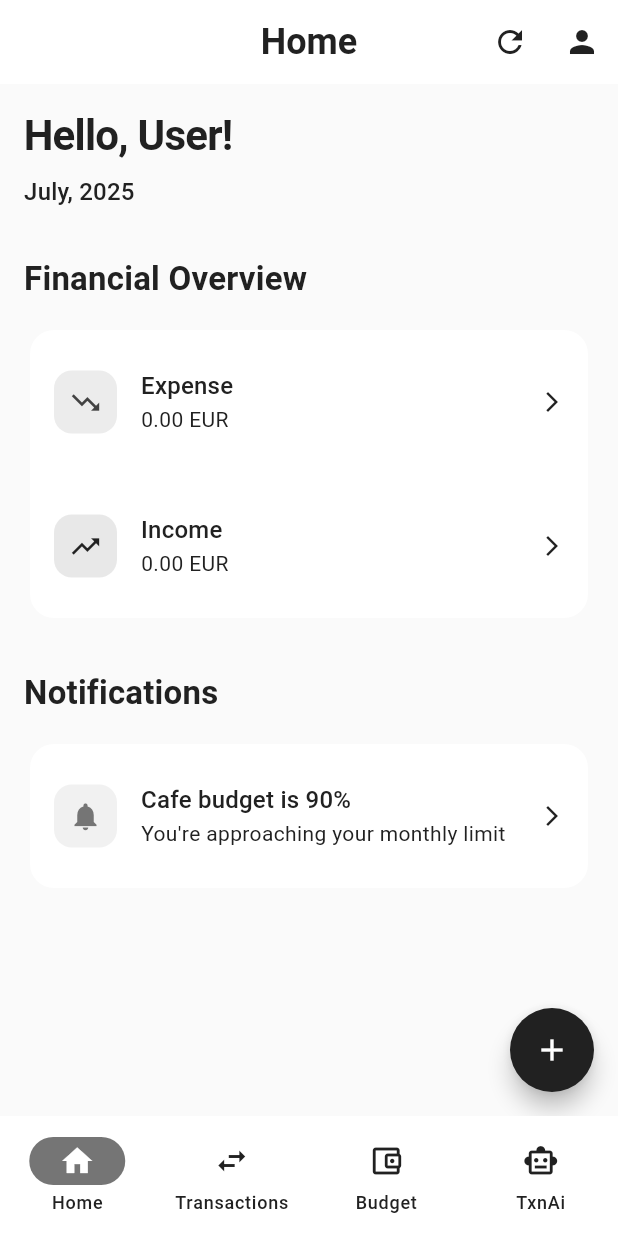
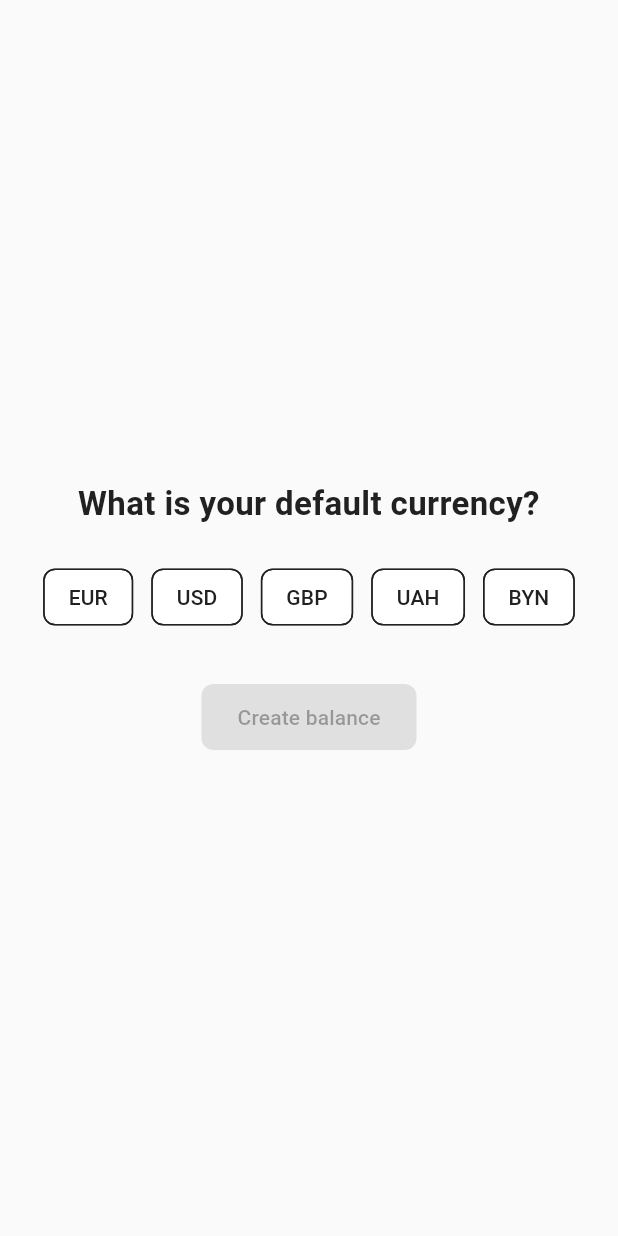
Before and after one commit to savak1990/ahorro-ui, a Flutter app: the screen it shows after launch, on a phone screen of 412 x 824 dp. Run offline on Flutter 3.47's test engine with Material 3 defaults, Android fonts, the phone set to English and light mode, and no system bars; our stand-ins replace flutter_dotenv, formz, material_symbols_icons; missing offline and left inert: amplify_auth_cognito, amplify_authenticator, amplify_flutter.

Commit message:
select default balance

```diff
--- a/lib/main.dart
+++ b/lib/main.dart
@@ -4,6 +4,7 @@ import 'package:ahorro_ui/src/screens/budget_screen.dart';
 import 'package:ahorro_ui/src/screens/settings_screen.dart';
 import 'package:ahorro_ui/src/screens/account_screen.dart';
 import 'package:ahorro_ui/src/screens/txn_ai_screen.dart';
+import 'package:ahorro_ui/src/screens/default_balance_currency_screen.dart';
 import 'package:amplify_flutter/amplify_flutter.dart';
 import 'package:amplify_authenticator/amplify_authenticator.dart';
 import 'package:amplify_auth_cognito/amplify_auth_cognito.dart';
@@ -232,6 +233,7 @@ class _MyAppState extends State<MyApp> {
           '/': (context) => const MainScreen(),
           '/account': (context) => const AccountScreen(),
           '/transactions': (context) => const TransactionsScreen(),
+          '/default-balance-currency': (context) => const DefaultBalanceCurrencyScreen(),
         },
       ),
     );
--- a/lib/src/screens/balances_screen.dart
+++ b/lib/src/screens/balances_screen.dart
@@ -49,13 +49,38 @@ class BalancesScreen extends StatelessWidget {
 
   // Extracted list builder
   Widget _buildList(BuildContext context, List<Balance> balances) {
+    final provider = Provider.of<BalancesProvider>(context, listen: false);
     return ListView.separated(
       padding: const EdgeInsets.all(16),
       itemCount: balances.length,
       separatorBuilder: (_, __) => const SizedBox(height: 12),
       itemBuilder: (context, index) {
         final Balance balance = balances[index];
-        return BalanceTile(balance: balance);
+        return BalanceTile(
+          balance: balance,
+          onDelete: balance.deletedAt != null ? null : () async {
+            final confirm = await showDialog<bool>(
+              context: context,
+              builder: (context) => AlertDialog(
+                title: const Text('Delete balance?'),
+                content: Text('Are you sure you want to delete the balance "${balance.title}"?'),
+                actions: [
+                  TextButton(
+                    onPressed: () => Navigator.of(context).pop(false),
+                    child: const Text('Cancel'),
+                  ),
+                  TextButton(
+                    onPressed: () => Navigator.of(context).pop(true),
+                    child: const Text('Delete', style: TextStyle(color: AppColors.error)),
+                  ),
+                ],
+              ),
+            );
+            if (confirm == true) {
+              await provider.deleteBalance(balance.balanceId);
+            }
+          },
+        );
       },
     );
   }
--- /dev/null
+++ b/lib/src/screens/default_balance_currency_screen.dart
@@ -0,0 +1,82 @@
+import 'package:flutter/material.dart';
+import 'package:provider/provider.dart';
+import '../providers/balances_provider.dart';
+import '../services/auth_service.dart';
+import '../constants/app_colors.dart';
+import '../constants/app_typography.dart';
+
+class DefaultBalanceCurrencyScreen extends StatefulWidget {
+  const DefaultBalanceCurrencyScreen({super.key});
+
+  @override
+  State<DefaultBalanceCurrencyScreen> createState() => _DefaultBalanceCurrencyScreenState();
+}
+
+class _DefaultBalanceCurrencyScreenState extends State<DefaultBalanceCurrencyScreen> {
+  String? _selectedCurrency;
+  bool _isLoading = false;
+  String? _error;
+  final _currencies = ['EUR', 'USD', 'GBP', 'UAH', 'BYN'];
+
+  @override
+  Widget build(BuildContext context) {
+    final provider = Provider.of<BalancesProvider>(context, listen: false);
+    return Scaffold(
+      body: Center(
+        child: Padding(
+          padding: const EdgeInsets.all(24.0),
+          child: Column(
+            mainAxisSize: MainAxisSize.min,
+            children: [
+              Text(
+                'What is your default currency?',
+                style: AppTypography.titleLarge,
+                textAlign: TextAlign.center,
+              ),
+              const SizedBox(height: 24),
+              Wrap(
+                spacing: 12,
+                children: _currencies.map((currency) => ChoiceChip(
+                  label: Text(currency),
+                  selected: _selectedCurrency == currency,
+                  onSelected: (selected) {
+                    setState(() => _selectedCurrency = currency);
+                  },
+                )).toList(),
+              ),
+              const SizedBox(height: 32),
+              if (_error != null)
+                Padding(
+                  padding: const EdgeInsets.only(bottom: 12),
+                  child: Text(_error!, style: const TextStyle(color: Colors.red)),
+                ),
+              ElevatedButton(
+                onPressed: _selectedCurrency == null || _isLoading ? null : () async {
+                  setState(() { _isLoading = true; _error = null; });
+                  try {
+                    final userId = await AuthService.getUserId();
+                    final groupId = AuthService.groupId;
+                    await provider.createBalance(
+                      userId: userId,
+                      groupId: groupId,
+                      currency: _selectedCurrency!,
+                      title: 'Default',
+                    );
+                    if (mounted) Navigator.of(context).pushReplacementNamed('/');
+                  } catch (e) {
+                    setState(() { _error = e.toString(); });
+                  } finally {
+                    if (mounted) setState(() { _isLoading = false; });
+                  }
+                },
+                child: _isLoading
+                    ? const SizedBox(width: 20, height: 20, child: CircularProgressIndicator(strokeWidth: 2))
+                    : const Text('Create balance'),
+              ),
+            ],
+          ),
+        ),
+      ),
+    );
+  }
+}
```
Also changed, not shown: lib/src/providers/balances_provider.dart (+14 -0 lines), lib/src/screens/home_screen.dart (+9 -0 lines), lib/src/services/api_service.dart (+17 -0 lines), lib/src/widgets/balance_tile.dart (+42 -4 lines).
